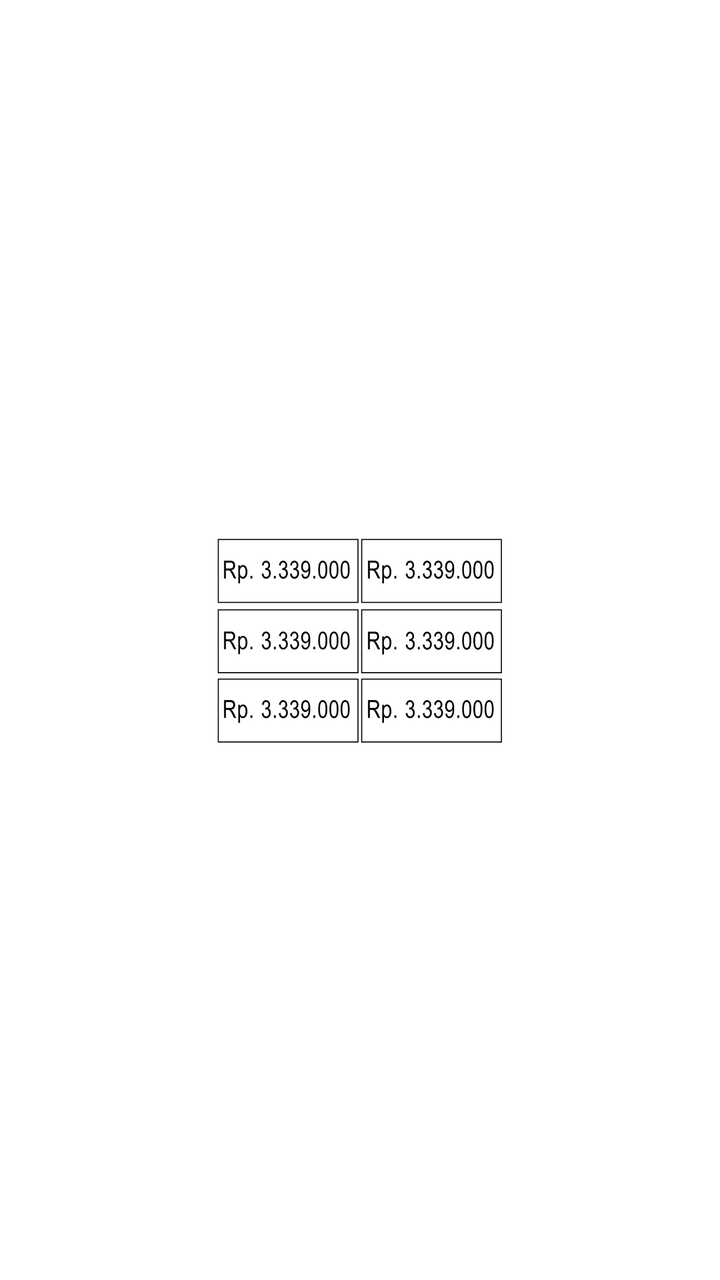
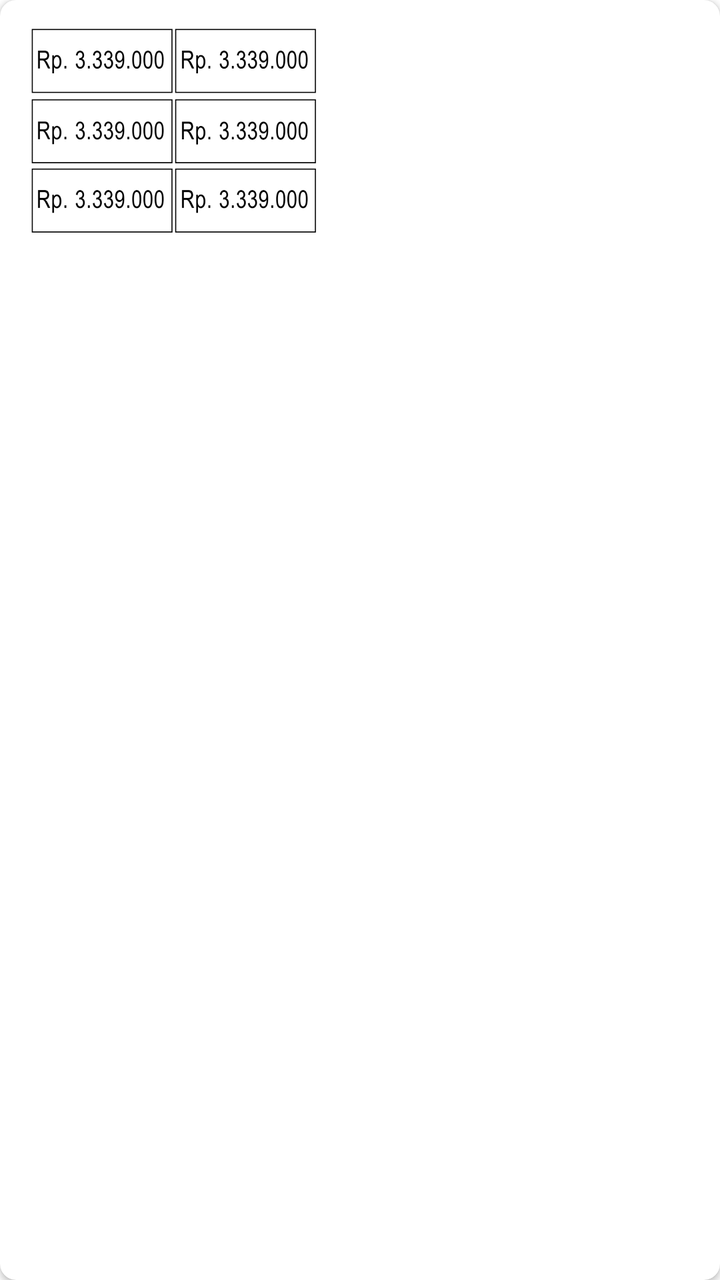

The first picture is an Android layout as it rendered before a commit; the second is the same layout after the commit. The layout source and the unified diff follow.
<!-- AndroidManifest.xml: application theme Theme.MAPZebraPrinter -->
<!-- res/layout/item_template.xml -->
<?xml version="1.0" encoding="utf-8"?>
<androidx.constraintlayout.widget.ConstraintLayout xmlns:android="http://schemas.android.com/apk/res/android"
    xmlns:app="http://schemas.android.com/apk/res-auto"
    android:layout_width="wrap_content"
    android:layout_height="wrap_content"
    android:padding="12dp">

    <ImageView
        android:id="@+id/iv_template"
        android:layout_width="150dp"
        android:layout_height="wrap_content"
        android:adjustViewBounds="true"
        android:contentDescription="@string/template"
        android:scaleType="fitXY"
        android:src="@drawable/price_regular"
        app:layout_constraintBottom_toBottomOf="parent"
        app:layout_constraintEnd_toEndOf="parent"
        app:layout_constraintStart_toStartOf="parent"
        app:layout_constraintTop_toTopOf="parent" />

</androidx.constraintlayout.widget.ConstraintLayout>
<!-- resources referenced by this layout -->
<resources>
  <!-- drawable price_regular: png bitmap (drawable, 117483 bytes) -->
  <string name="template">Template</string>
  <style name="Theme.MAPZebraPrinter" parent="Theme.MaterialComponents.DayNight.DarkActionBar">
          
          <item name="colorPrimary">@color/purple_500</item>
          <item name="colorPrimaryVariant">@color/purple_700</item>
          <item name="colorOnPrimary">@color/white</item>
          
          <item name="colorSecondary">@color/teal_200</item>
          <item name="colorSecondaryVariant">@color/teal_700</item>
          <item name="colorOnSecondary">@color/black</item>
          
          <item name="android:statusBarColor">?attr/colorPrimaryVariant</item>
          
      </style>
  <color name="purple_500">#FF6200EE</color>
  <color name="purple_700">#FF3700B3</color>
  <color name="white">#FFFFFFFF</color>
  <color name="teal_200">#FF03DAC5</color>
  <color name="teal_700">#FF018786</color>
  <color name="black">#FF000000</color>
</resources>

<!-- the commit's change to res/layout/item_template.xml (unified diff, before → after) -->
@@ -1,21 +1,30 @@
 <?xml version="1.0" encoding="utf-8"?>
-<androidx.constraintlayout.widget.ConstraintLayout xmlns:android="http://schemas.android.com/apk/res/android"
+<androidx.cardview.widget.CardView xmlns:android="http://schemas.android.com/apk/res/android"
     xmlns:app="http://schemas.android.com/apk/res-auto"
     android:layout_width="wrap_content"
     android:layout_height="wrap_content"
-    android:padding="12dp">
+    android:layout_margin="4dp"
+    android:elevation="8dp"
+    app:cardCornerRadius="8dp">
 
-    <ImageView
-        android:id="@+id/iv_template"
-        android:layout_width="150dp"
+    <androidx.constraintlayout.widget.ConstraintLayout
+        android:layout_width="wrap_content"
         android:layout_height="wrap_content"
-        android:adjustViewBounds="true"
-        android:contentDescription="@string/template"
-        android:scaleType="fitXY"
-        android:src="@drawable/price_regular"
-        app:layout_constraintBottom_toBottomOf="parent"
-        app:layout_constraintEnd_toEndOf="parent"
-        app:layout_constraintStart_toStartOf="parent"
-        app:layout_constraintTop_toTopOf="parent" />
+        android:padding="12dp">
 
-</androidx.constraintlayout.widget.ConstraintLayout>
+        <ImageView
+            android:id="@+id/iv_template"
+            android:layout_width="150dp"
+            android:layout_height="wrap_content"
+            android:adjustViewBounds="true"
+            android:contentDescription="@string/template"
+            android:scaleType="fitXY"
+            android:src="@drawable/price_regular"
+            app:layout_constraintBottom_toBottomOf="parent"
+            app:layout_constraintEnd_toEndOf="parent"
+            app:layout_constraintStart_toStartOf="parent"
+            app:layout_constraintTop_toTopOf="parent" />
+
+    </androidx.constraintlayout.widget.ConstraintLayout>
+
+</androidx.cardview.widget.CardView>
